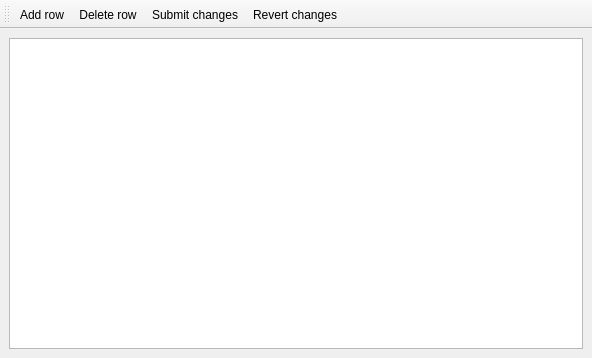
This is tablebrowserwindow.ui in CuriousCrow/polymorph-sql as Qt 5 draws it before an edit. The edited form follows.
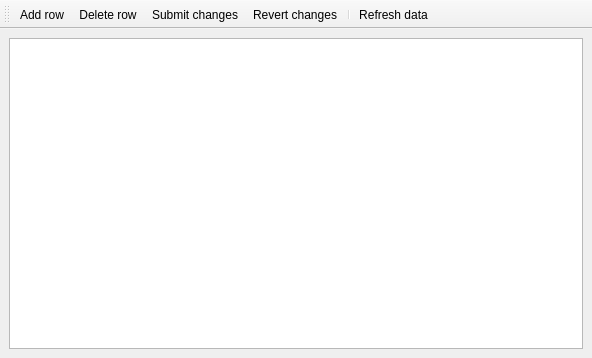
This is the edited form. Icons and pictures are not drawn.

Commit message: Refresh action on TableBrowserWindow. Information on success query execution.

Patch:
```diff
--- a/tablebrowserwindow.ui
+++ b/tablebrowserwindow.ui
@@ -38,6 +38,8 @@
    <addaction name="aDeleteRow"/>
    <addaction name="aSubmit"/>
    <addaction name="aRevert"/>
+   <addaction name="separator"/>
+   <addaction name="aRefresh"/>
   </widget>
   <action name="aAddRow">
    <property name="icon">
@@ -87,6 +89,15 @@
     <string>Revert changes</string>
    </property>
   </action>
+  <action name="aRefresh">
+   <property name="icon">
+    <iconset resource="icons.qrc">
+     <normaloff>:/icons/refresh.png</normaloff>:/icons/refresh.png</iconset>
+   </property>
+   <property name="text">
+    <string>Refresh data</string>
+   </property>
+  </action>
  </widget>
  <resources>
   <include location="icons.qrc"/>
```
The commit also changes 9 other files.
